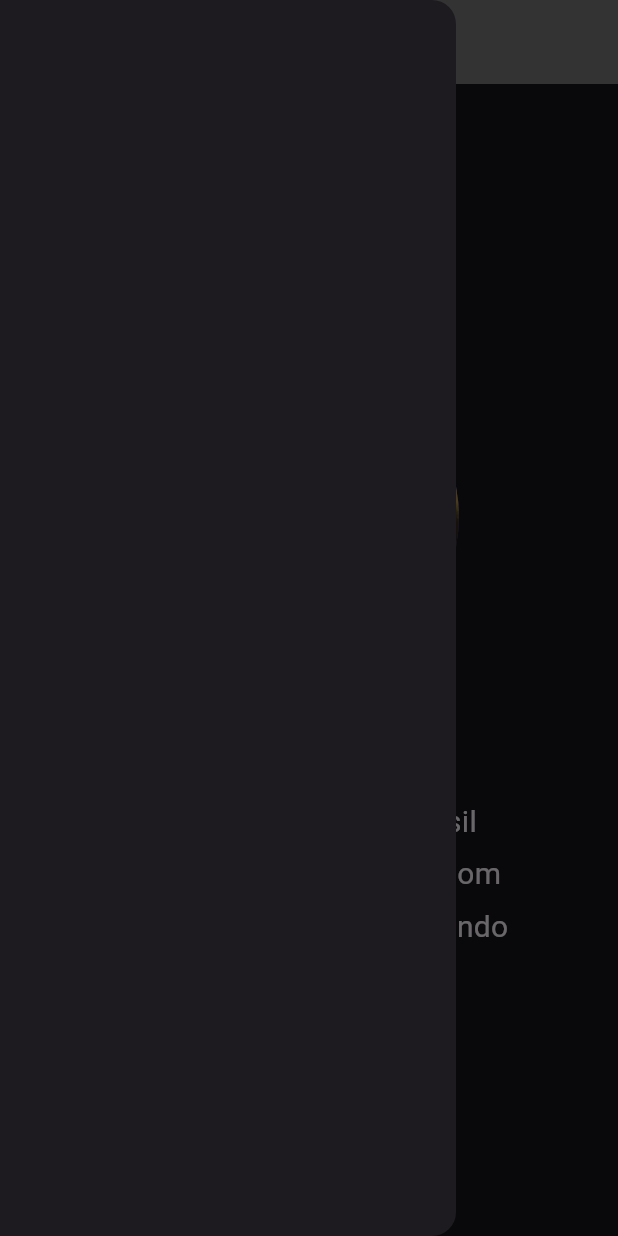
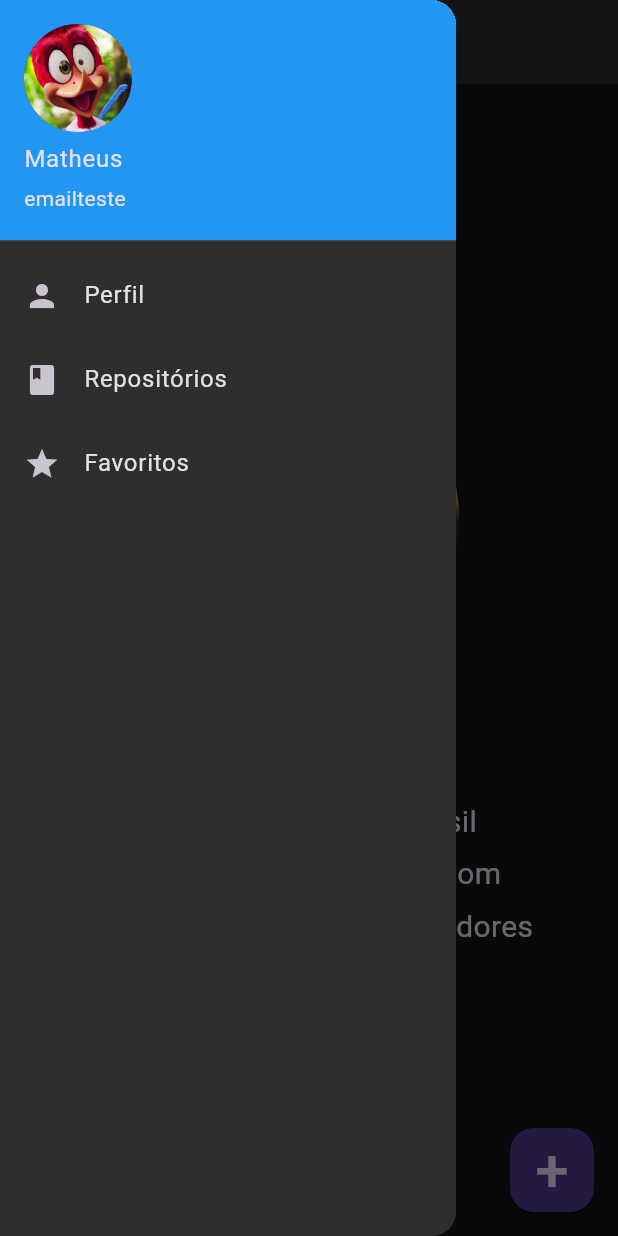
Before and after one commit to matpazikas/flutterSideBar, a Flutter app: the screen it shows after launch, with the side drawer open, on a phone screen of 412 x 824 dp. Run offline on Flutter 3.47's test engine with Material 3 defaults, Android fonts, the phone set to English and light mode, and no system bars.

Commit message:
Codigo Final

```diff
--- a/lib/drawer.dart
+++ b/lib/drawer.dart
@@ -1,11 +1,31 @@
-
 import 'package:flutter/material.dart';
 
 class MyDrawer extends StatelessWidget {
   @override
   Widget build(BuildContext context) {
-    return Drawer(
-
+    return const Drawer(
+      backgroundColor: Color.fromARGB(255, 46, 46, 46),
+      child: Column(children: [
+        UserAccountsDrawerHeader(
+            accountName: Text("Matheus"), accountEmail: Text("emailteste"),
+            decoration: BoxDecoration(color: Colors.blue),
+            currentAccountPicture: CircleAvatar(
+              backgroundImage: AssetImage("images/woody_feature.jpg"),
+            ),
+          ),
+        ListTile(
+          title: Text("Perfil"),
+          leading: Icon(Icons.person),
+        ),
+        ListTile(
+          title: Text("Repositórios"),
+          leading: Icon(Icons.book),
+        ),
+        ListTile(
+          title: Text("Favoritos"),
+          leading: Icon(Icons.star),
+        ),
+      ],),
     );
   }
 }
--- a/lib/main.dart
+++ b/lib/main.dart
@@ -1,7 +1,7 @@
-
 import 'package:cp1/drawer.dart';
 import 'package:cp1/my_card.dart';
 import 'package:flutter/material.dart';
+import 'package:flutter/widgets.dart';
 
 void main() {
   runApp(MyApp());
@@ -18,7 +18,7 @@ class MyApp extends StatelessWidget {
           title: Text(
             "GitHub Perfil",
           ),
-          backgroundColor: const Color.fromARGB(255, 112, 112, 112),
+          backgroundColor: const Color.fromARGB(255, 46, 46, 46),
         ),
         body: Padding(
           padding: EdgeInsets.all(20.0),
@@ -31,15 +31,11 @@ class MyApp extends StatelessWidget {
               ),
               Text(
                 'Pica Pau',
-                style: TextStyle(
-                    fontSize: 40,
-                    fontWeight: FontWeight.bold),
+                style: TextStyle(fontSize: 40, fontWeight: FontWeight.bold),
               ),
               Text(
-                'Pazikas Maluco',
-                style: TextStyle(
-                    fontSize: 20,
-                    fontWeight: FontWeight.bold),
+                'pazipicas',
+                style: TextStyle(fontSize: 20, fontWeight: FontWeight.bold),
               ),
               MyWidget(Icons.map, "Guarulhos, SP, Brasil"),
               MyWidget(Icons.email, "picapau@dickcock.com"),
@@ -55,9 +51,10 @@ class MyApp extends StatelessWidget {
                     Column(
                       children: [
                         Text(
-                      "32 Seguindo",
+                          "32 ",
                           style: TextStyle(
                             fontSize: 20,
+                            fontWeight: FontWeight.bold,
                           ),
                         ),
                       ],
@@ -65,7 +62,29 @@ class MyApp extends StatelessWidget {
                     Column(
                       children: [
                         Text(
-                      "32 Seguindo",
+                          "Seguindo",
+                          style: TextStyle(
+                            fontSize: 20,
+                          ),
+                        ),
+                      ],
+                    ),
+                    SizedBox(
+                      width: 15,
+                    ),
+                    Column(
+                      children: [
+                        Text(
+                          "14 ",
+                          style: TextStyle(
+                              fontSize: 20, fontWeight: FontWeight.bold),
+                        ),
+                      ],
+                    ),
+                    Column(
+                      children: [
+                        Text(
+                          "Seguidores",
                           style: TextStyle(
                             fontSize: 20,
                           ),
@@ -74,10 +93,15 @@ class MyApp extends StatelessWidget {
                     )
                   ],
                 ),
-            )
+              ),
             ],
           ),
         ),
+        floatingActionButton: FloatingActionButton(
+          onPressed: () {},
+          child: Text("+",style: TextStyle(fontSize: 40),),
+
+          )
       ),
     );
   }
```
Lines whose indentation alone changed are shown as unchanged.
